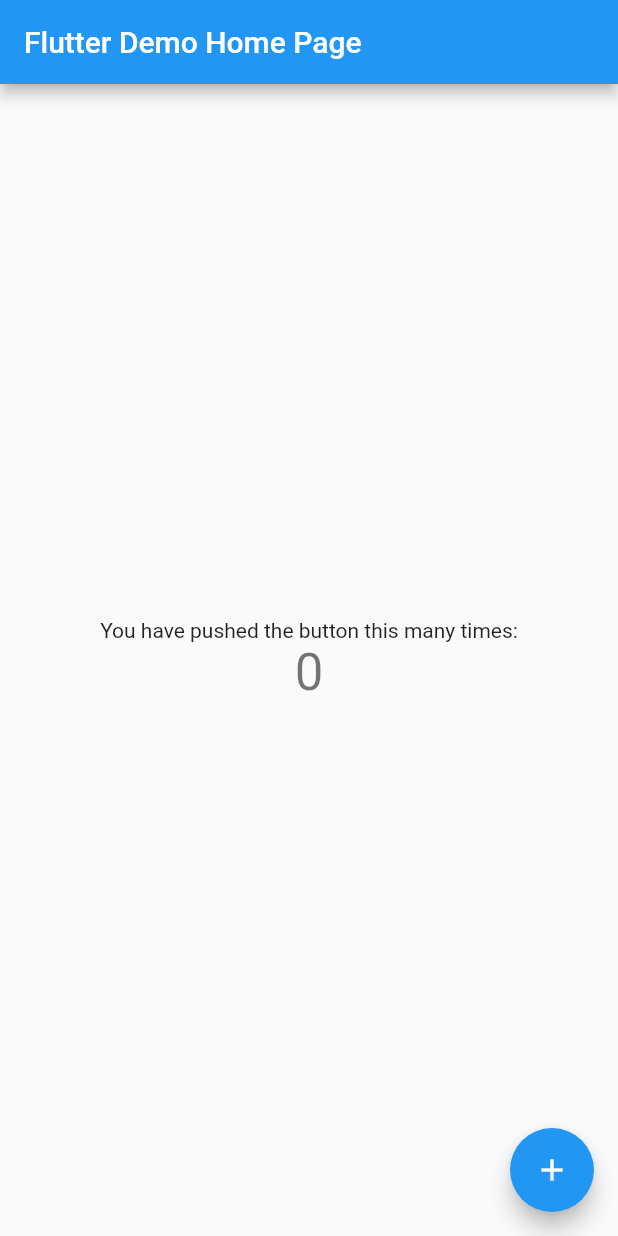
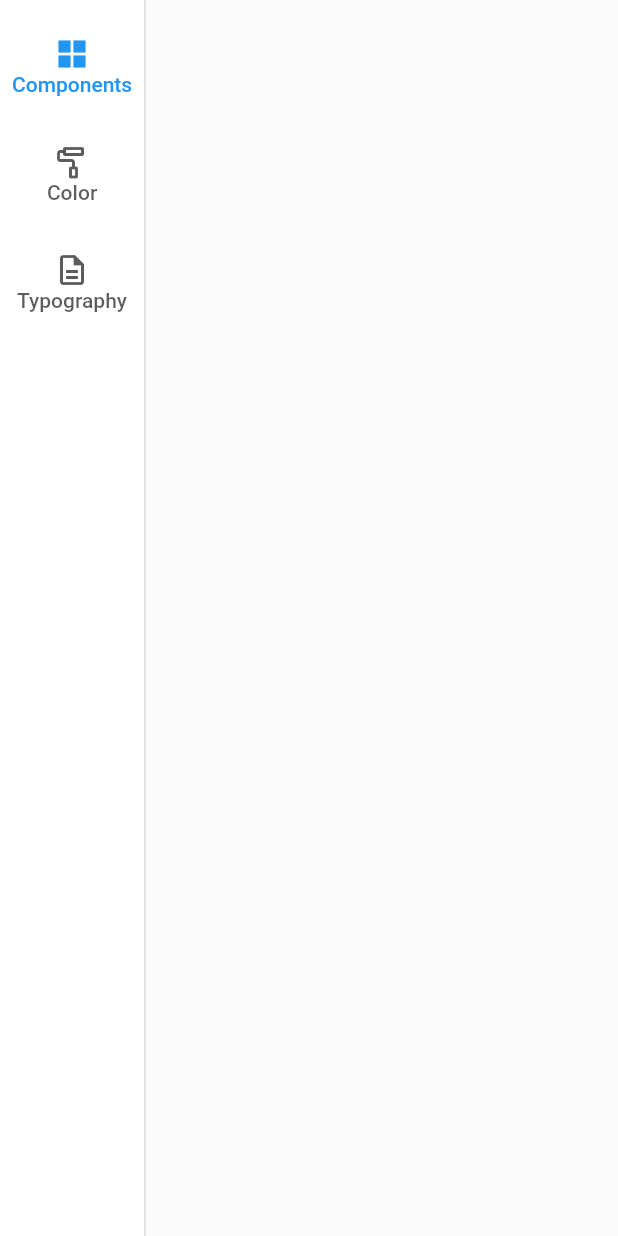
Before and after one commit to TheAmazingLin1/themes, a Flutter app: the screen it shows after launch, on a phone screen of 412 x 824 dp. Run offline on Flutter 3.47's test engine with Material 2 defaults, Android fonts, the phone set to English and light mode, and no system bars.

```diff
--- a/lib/main.dart
+++ b/lib/main.dart
@@ -1,115 +1,14 @@
 import 'package:flutter/material.dart';
+import 'package:themes/theme_showcase/theme_showcase.dart';
 
-void main() {
-  runApp(const MyApp());
+void main(List<String> args) {
+  runApp(
+    MaterialApp(
+      debugShowCheckedModeBanner: false,
+      initialRoute: '/',
+      routes: {
+        '/': (context) => ThemeShowCase(),
+      },
+    ),
+  );
 }
-
-class MyApp extends StatelessWidget {
-  const MyApp({super.key});
-
-  // This widget is the root of your application.
-  @override
-  Widget build(BuildContext context) {
-    return MaterialApp(
-      title: 'Flutter Demo',
-      theme: ThemeData(
-        // This is the theme of your application.
-        //
-        // Try running your application with "flutter run". You'll see the
-        // application has a blue toolbar. Then, without quitting the app, try
-        // changing the primarySwatch below to Colors.green and then invoke
-        // "hot reload" (press "r" in the console where you ran "flutter run",
-        // or simply save your changes to "hot reload" in a Flutter IDE).
-        // Notice that the counter didn't reset back to zero; the application
-        // is not restarted.
-        primarySwatch: Colors.blue,
-      ),
-      home: const MyHomePage(title: 'Flutter Demo Home Page'),
-    );
-  }
-}
-
-class MyHomePage extends StatefulWidget {
-  const MyHomePage({super.key, required this.title});
-
-  // This widget is the home page of your application. It is stateful, meaning
-  // that it has a State object (defined below) that contains fields that affect
-  // how it looks.
-
-  // This class is the configuration for the state. It holds the values (in this
-  // case the title) provided by the parent (in this case the App widget) and
-  // used by the build method of the State. Fields in a Widget subclass are
-  // always marked "final".
-
-  final String title;
-
-  @override
-  State<MyHomePage> createState() => _MyHomePageState();
-}
-
-class _MyHomePageState extends State<MyHomePage> {
-  int _counter = 0;
-
-  void _incrementCounter() {
-    setState(() {
-      // This call to setState tells the Flutter framework that something has
-      // changed in this State, which causes it to rerun the build method below
-      // so that the display can reflect the updated values. If we changed
-      // _counter without calling setState(), then the build method would not be
-      // called again, and so nothing would appear to happen.
-      _counter++;
-    });
-  }
-
-  @override
-  Widget build(BuildContext context) {
-    // This method is rerun every time setState is called, for instance as done
-    // by the _incrementCounter method above.
-    //
-    // The Flutter framework has been optimized to make rerunning build methods
-    // fast, so that you can just rebuild anything that needs updating rather
-    // than having to individually change instances of widgets.
-    return Scaffold(
-      appBar: AppBar(
-        // Here we take the value from the MyHomePage object that was created by
-        // the App.build method, and use it to set our appbar title.
-        title: Text(widget.title),
-      ),
-      body: Center(
-        // Center is a layout widget. It takes a single child and positions it
-        // in the middle of the parent.
-        child: Column(
-          // Column is also a layout widget. It takes a list of children and
-          // arranges them vertically. By default, it sizes itself to fit its
-          // children horizontally, and tries to be as tall as its parent.
-          //
-          // Invoke "debug painting" (press "p" in the console, choose the
-          // "Toggle Debug Paint" action from the Flutter Inspector in Android
-          // Studio, or the "Toggle Debug Paint" command in Visual Studio Code)
-          // to see the wireframe for each widget.
-          //
-          // Column has various properties to control how it sizes itself and
-          // how it positions its children. Here we use mainAxisAlignment to
-          // center the children vertically; the main axis here is the vertical
-          // axis because Columns are vertical (the cross axis would be
-          // horizontal).
-          mainAxisAlignment: MainAxisAlignment.center,
-          children: <Widget>[
-            const Text(
-              'You have pushed the button this many times:',
-            ),
-            Text(
-              '$_counter',
-              style: Theme.of(context).textTheme.headline4,
-            ),
-          ],
-        ),
-      ),
-      floatingActionButton: FloatingActionButton(
-        onPressed: _incrementCounter,
-        tooltip: 'Increment',
-        child: const Icon(Icons.add),
-      ), // This trailing comma makes auto-formatting nicer for build methods.
-    );
-  }
-}
--- /dev/null
+++ b/lib/theme_showcase/theme_showcase.dart
@@ -0,0 +1,66 @@
+import 'package:flutter/material.dart';
+import 'package:flutter/src/widgets/container.dart';
+import 'package:flutter/src/widgets/framework.dart';
+
+class ThemeShowCase extends StatefulWidget {
+  const ThemeShowCase({super.key});
+
+  @override
+  State<ThemeShowCase> createState() => _ThemeShowCaseState();
+}
+
+class _ThemeShowCaseState extends State<ThemeShowCase> {
+  int _selectedIndex = 0;
+
+  void _selectPage(int value) {
+    setState(() {
+      _selectedIndex = value;
+    });
+  }
+
+  Widget _showPage(int index) {
+    switch (index) {
+      case 0:
+        return Container();
+      case 1:
+        return Container();
+      case 2:
+        return Container();
+    }
+    return Container();
+  }
+
+  @override
+  Widget build(BuildContext context) {
+    return Scaffold(
+      body: Row(
+        children: [
+          NavigationRail(
+            labelType: NavigationRailLabelType.all,
+            onDestinationSelected: _selectPage,
+            destinations: const <NavigationRailDestination>[
+              NavigationRailDestination(
+                icon: Icon(Icons.grid_view),
+                selectedIcon: Icon(Icons.grid_view_sharp),
+                label: Text('Components'),
+              ),
+              NavigationRailDestination(
+                icon: Icon(Icons.imagesearch_roller_outlined),
+                selectedIcon: Icon(Icons.imagesearch_roller),
+                label: Text('Color'),
+              ),
+              NavigationRailDestination(
+                icon: Icon(Icons.description_outlined),
+                selectedIcon: Icon(Icons.description_rounded),
+                label: Text('Typography'),
+              ),
+            ],
+            selectedIndex: _selectedIndex,
+          ),
+          const VerticalDivider(thickness: 1, width: 1),
+          _showPage(_selectedIndex),
+        ],
+      ),
+    );
+  }
+}
```
Also changed, not shown: 1 other file.
